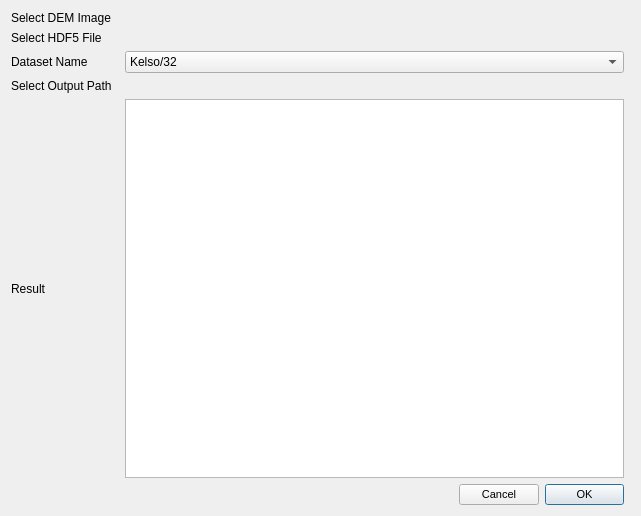
The window that rectification/rectification_dialog_base.ui (AUGSignals/qgis-plugins) describes before a commit, drawn with Qt 5.
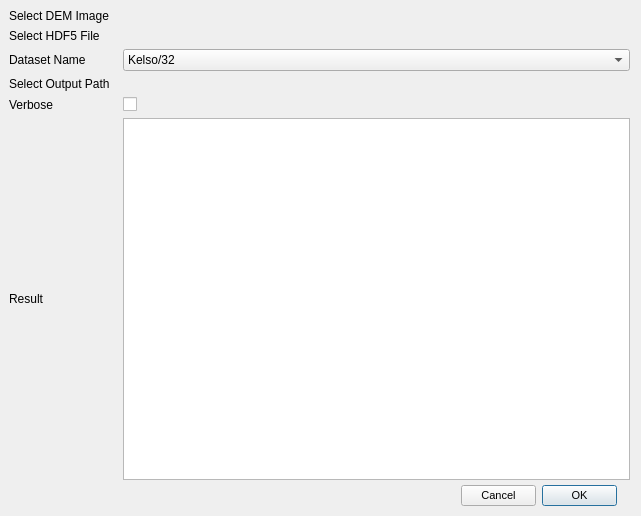
The same window after the commit. Icons and pictures are not drawn. Custom widgets are drawn as their Qt base class.

Commit message: [REF] added Verbose checkbox in dialog

```diff
--- a/rectification/rectification_dialog_base.ui
+++ b/rectification/rectification_dialog_base.ui
@@ -17,23 +17,15 @@
    <iconset resource="resources.qrc">
     <normaloff>:/plugins/rectification/icon.png</normaloff>:/plugins/rectification/icon.png</iconset>
   </property>
-  <layout class="QGridLayout" name="gridLayout">
-   <item row="4" column="0">
-    <widget class="QLabel" name="label_6">
-     <property name="text">
-      <string>Result</string>
-     </property>
-    </widget>
-   </item>
-   <item row="4" column="1">
-    <widget class="QPlainTextEdit" name="plainTextEdit">
-     <property name="readOnly">
-      <bool>true</bool>
-     </property>
-    </widget>
-   </item>
-   <item row="5" column="1">
     <widget class="QDialogButtonBox" name="button_box">
+   <property name="geometry">
+    <rect>
+     <x>461</x>
+     <y>484</y>
+     <width>156</width>
+     <height>23</height>
+    </rect>
+   </property>
      <property name="maximumSize">
       <size>
        <width>165</width>
@@ -58,25 +50,24 @@
       <bool>false</bool>
      </property>
     </widget>
-   </item>
-   <item row="3" column="0">
-    <widget class="QLabel" name="label_5">
+  <widget class="QWidget" name="">
+   <property name="geometry">
+    <rect>
+     <x>9</x>
+     <y>9</y>
+     <width>621</width>
+     <height>471</height>
+    </rect>
+   </property>
+   <layout class="QGridLayout" name="gridLayout">
+    <item row="0" column="0">
+     <widget class="QLabel" name="label">
      <property name="text">
-      <string>Select Output Path  </string>
+       <string>Select DEM Image</string>
      </property>
     </widget>
    </item>
-   <item row="3" column="1" colspan="2">
-    <widget class="QgsFileWidget" name="mQgsFileWidget_3">
-     <property name="toolTip">
-      <string>&lt;html&gt;&lt;head/&gt;&lt;body&gt;&lt;p&gt;Select output directory&lt;/p&gt;&lt;/body&gt;&lt;/html&gt;</string>
-     </property>
-     <property name="filter">
-      <string>*.tif *.tiff *.gtif *.img</string>
-     </property>
-    </widget>
-   </item>
-   <item row="0" column="1" colspan="2">
+    <item row="0" column="1">
     <widget class="QgsFileWidget" name="mQgsFileWidget">
      <property name="toolTip">
       <string>&lt;html&gt;&lt;head/&gt;&lt;body&gt;&lt;p&gt;Select DEM image input (.tif)&lt;/p&gt;&lt;/body&gt;&lt;/html&gt;</string>
@@ -89,7 +80,20 @@
      </property>
     </widget>
    </item>
-   <item row="1" column="1" colspan="2">
+    <item row="1" column="0">
+     <widget class="QLabel" name="label_2">
+      <property name="maximumSize">
+       <size>
+        <width>120</width>
+        <height>16777215</height>
+       </size>
+      </property>
+      <property name="text">
+       <string>Select HDF5 File</string>
+      </property>
+     </widget>
+    </item>
+    <item row="1" column="1">
     <widget class="QgsFileWidget" name="mQgsFileWidget_2">
      <property name="toolTip">
       <string>&lt;html&gt;&lt;head/&gt;&lt;body&gt;&lt;p&gt;Select HDF5 file input (.h5)&lt;/p&gt;&lt;/body&gt;&lt;/html&gt;</string>
@@ -106,19 +110,6 @@
      </property>
     </widget>
    </item>
-   <item row="1" column="0">
-    <widget class="QLabel" name="label_2">
-     <property name="maximumSize">
-      <size>
-       <width>120</width>
-       <height>16777215</height>
-      </size>
-     </property>
-     <property name="text">
-      <string>Select HDF5 File</string>
-     </property>
-    </widget>
-   </item>
    <item row="2" column="1">
     <widget class="QComboBox" name="comboBox_2">
      <property name="minimumSize">
@@ -143,14 +134,56 @@
      </item>
     </widget>
    </item>
-   <item row="0" column="0">
-    <widget class="QLabel" name="label">
+    <item row="3" column="0">
+     <widget class="QLabel" name="label_5">
      <property name="text">
-      <string>Select DEM Image</string>
+       <string>Select Output Path  </string>
+      </property>
+     </widget>
+    </item>
+    <item row="3" column="1">
+     <widget class="QgsFileWidget" name="mQgsFileWidget_3">
+      <property name="toolTip">
+       <string>&lt;html&gt;&lt;head/&gt;&lt;body&gt;&lt;p&gt;Select output directory&lt;/p&gt;&lt;/body&gt;&lt;/html&gt;</string>
+      </property>
+      <property name="filter">
+       <string>*.tif *.tiff *.gtif *.img</string>
+      </property>
+     </widget>
+    </item>
+    <item row="4" column="0">
+     <widget class="QLabel" name="verboseLabel">
+      <property name="text">
+       <string>Verbose</string>
+      </property>
+     </widget>
+    </item>
+    <item row="4" column="1">
+     <widget class="QCheckBox" name="verboseCheckBox">
+      <property name="toolTip">
+       <string>&lt;html&gt;&lt;head/&gt;&lt;body&gt;&lt;p&gt;Verbose Mode - print a message to console&lt;/p&gt;&lt;/body&gt;&lt;/html&gt;</string>
+      </property>
+      <property name="text">
+       <string/>
+      </property>
+     </widget>
+    </item>
+    <item row="5" column="0">
+     <widget class="QLabel" name="label_6">
+      <property name="text">
+       <string>Result</string>
+      </property>
+     </widget>
+    </item>
+    <item row="5" column="1">
+     <widget class="QPlainTextEdit" name="plainTextEdit">
+      <property name="readOnly">
+       <bool>true</bool>
      </property>
     </widget>
    </item>
   </layout>
+  </widget>
  </widget>
  <customwidgets>
   <customwidget>
```
Lines whose indentation alone changed are shown as unchanged.
